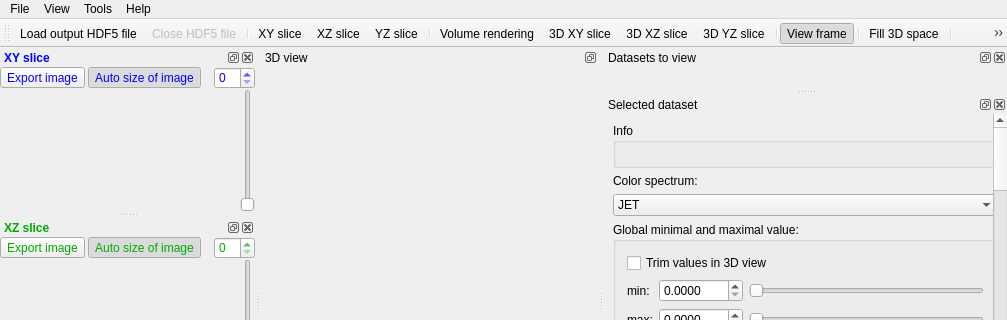
The window that gui/gui/mainwindow.ui (klepo/Visualisation-of-the-outputs-of-k-Wave-ultrasound-simulations) describes before a commit, drawn with Qt 5; both pictures show x 0 to 1007 and y 0 to 320 of the 1007 by 574 pixel window.
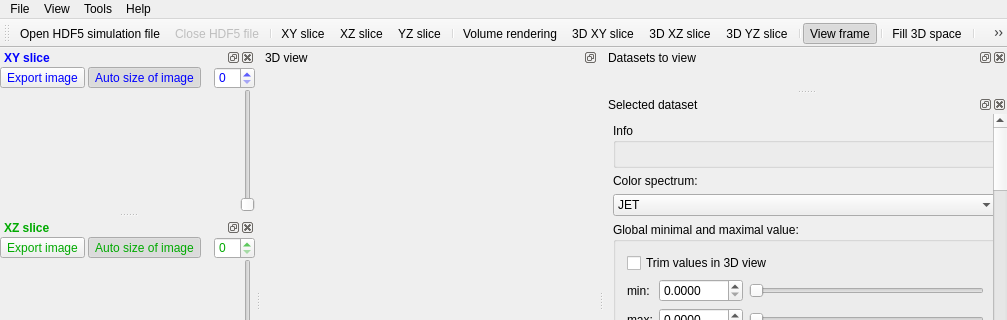
The same window after the commit. Icons and pictures are not drawn. Custom widgets are drawn as their Qt base class.

Commit message: zakomentování jednoho include

```diff
--- a/gui/gui/mainwindow.ui
+++ b/gui/gui/mainwindow.ui
@@ -1711,7 +1711,7 @@
      <normaloff>:/icons/icons/images/icons_01.png</normaloff>:/icons/icons/images/icons_01.png</iconset>
    </property>
    <property name="text">
-    <string>Load output HDF5 file </string>
+    <string>Open HDF5 simulation file</string>
    </property>
    <property name="toolTip">
     <string>Load output HDF5 file</string>
```
Left out of the diff: 8 changed lines with no effect on the pictures. The commit also changes 1 other file.
